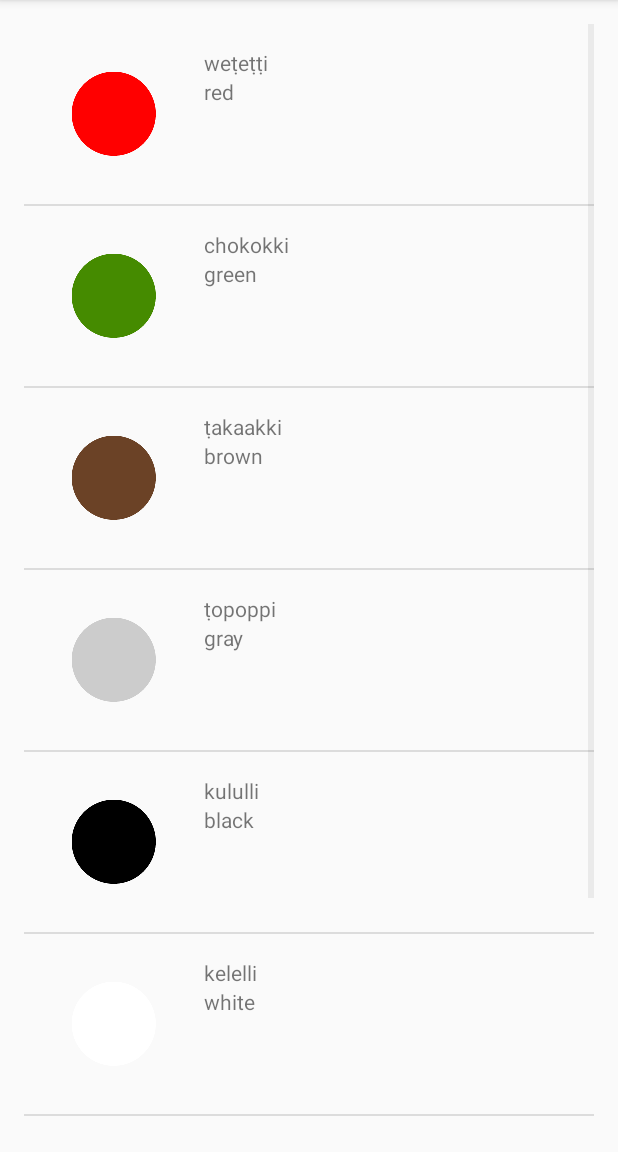
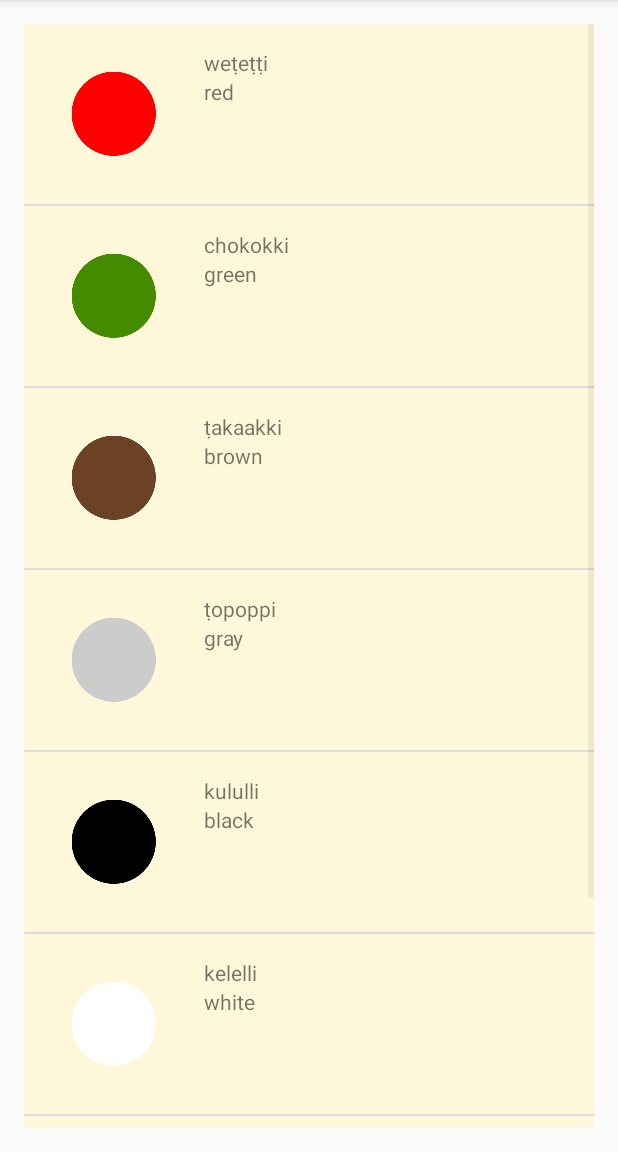
Before and after one commit to AakashCode12/Miwok-App, an Android app: the ColorsActivity screen opened directly, with no data from a screen before it, on a phone screen of 412 x 824 dp, the part 84-1236 px from its top. Run offline under Robolectric (Android 15) with nearby library versions, the phone set to English and light mode, and no system bars.

Commit message:
watched till 4:20

```diff
--- a/app/src/main/res/layout/list_item.xml
+++ b/app/src/main/res/layout/list_item.xml
@@ -5,13 +5,15 @@
     android:layout_height="wrap_content"
     android:gravity="center_vertical"
     android:orientation="horizontal"
-    android:padding="16dp">
+    android:padding="16dp"
+    android:minHeight="@dimen/list_item_height"
+    android:background="@color/tan_background">
 
     <ImageView
         android:id="@+id/image"
-        android:layout_width="wrap_content"
-        android:layout_height="wrap_content"
-        android:src="@mipmap/ic_launcher" />
+        android:layout_width="@dimen/list_item_height"
+        android:layout_height="@dimen/list_item_height"
+         />
 
     <LinearLayout
         android:layout_width="match_parent"
@@ -21,13 +23,13 @@
 
         <TextView
             android:id="@+id/miwok_text_view"
-            android:layout_width="wrap_content"
+            android:layout_width="match_parent"
             android:layout_height="wrap_content"
             tools:text="lutti" />
 
         <TextView
             android:id="@+id/default_text_view"
-            android:layout_width="wrap_content"
+            android:layout_width="match_parent"
             android:layout_height="wrap_content"
             tools:text="one" />
     </LinearLayout>
```
